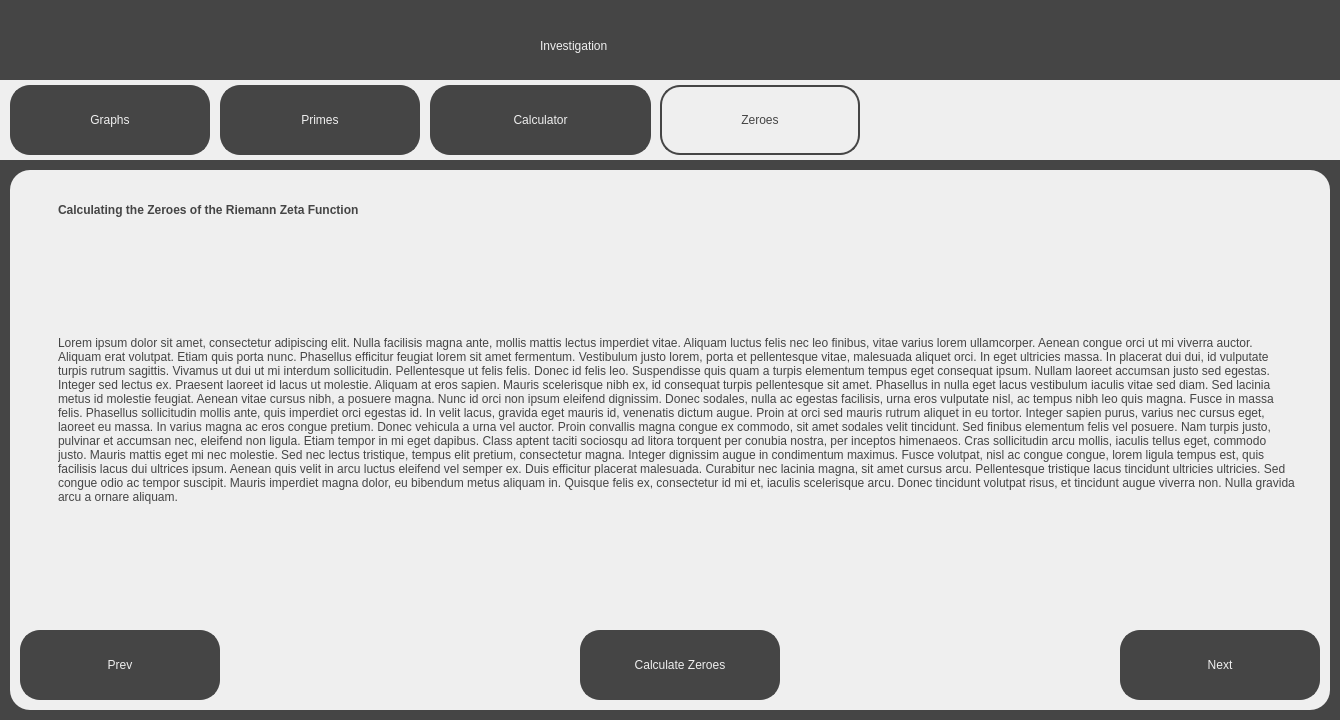
Above: src/ui/investigation_screens/zeroes.ui from jackm245/Riemann-Hypothesis before the change. Below: the same form after it.
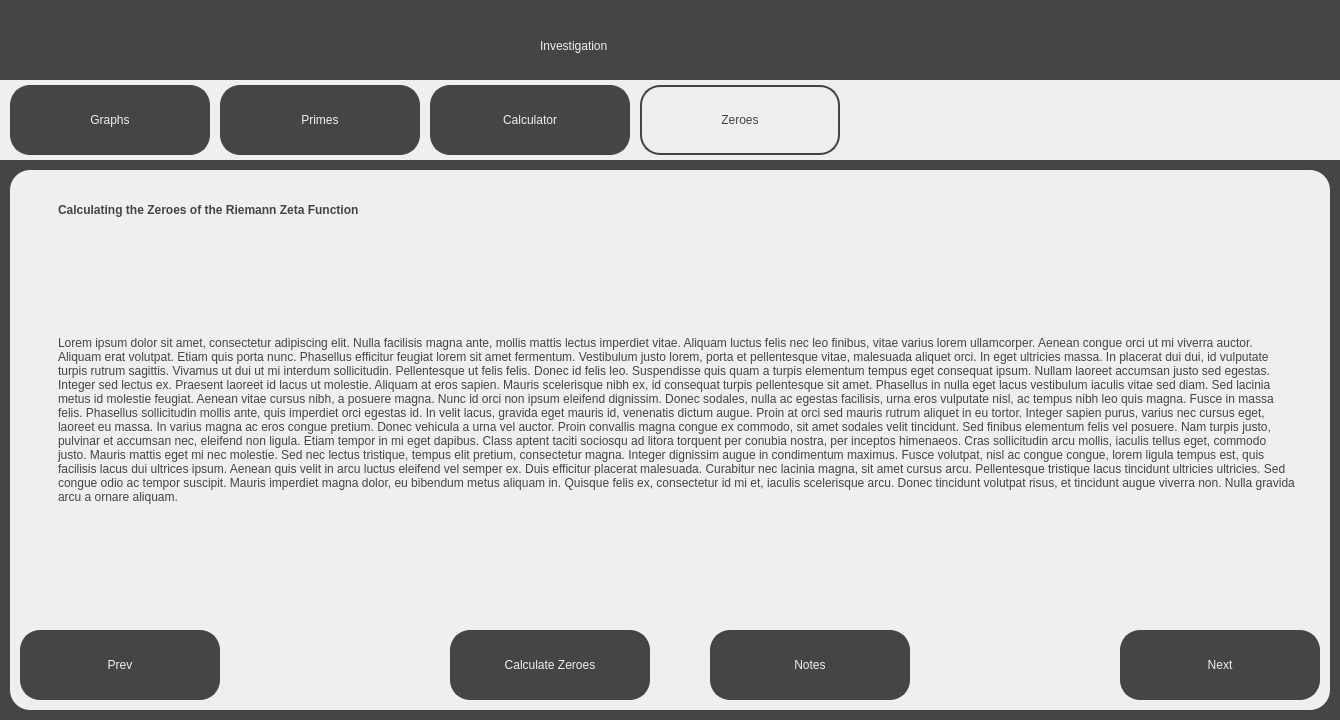
That is the form after the change.

Patch:
```diff
--- a/src/ui/investigation_screens/zeroes.ui
+++ b/src/ui/investigation_screens/zeroes.ui
@@ -109,7 +109,7 @@
       <rect>
        <x>430</x>
        <y>5</y>
-       <width>221</width>
+       <width>200</width>
        <height>70</height>
       </rect>
      </property>
@@ -131,7 +131,7 @@
     <widget class="QPushButton" name="ZeroesTab">
      <property name="geometry">
       <rect>
-       <x>660</x>
+       <x>640</x>
        <y>5</y>
        <width>200</width>
        <height>70</height>
@@ -254,7 +254,7 @@
     <widget class="QPushButton" name="CalculateButton">
      <property name="geometry">
       <rect>
-       <x>570</x>
+       <x>440</x>
        <y>460</y>
        <width>200</width>
        <height>70</height>
@@ -275,6 +275,30 @@
       <string>Calculate Zeroes</string>
      </property>
     </widget>
+    <widget class="QPushButton" name="NotesButton">
+     <property name="geometry">
+      <rect>
+       <x>700</x>
+       <y>460</y>
+       <width>200</width>
+       <height>70</height>
+      </rect>
+     </property>
+     <property name="cursor">
+      <cursorShape>PointingHandCursor</cursorShape>
+     </property>
+     <property name="styleSheet">
+      <string notr="true">border: 2px solid;
+border-radius: 20px;
+border-color:rgb(69, 69, 69);
+background-color: rgb(69, 69, 69);
+font: 18pt &quot;Sans Serif&quot;; color:rgb(239, 239, 239);
+</string>
+     </property>
+     <property name="text">
+      <string>Notes</string>
+     </property>
+    </widget>
    </widget>
   </widget>
  </widget>
```
